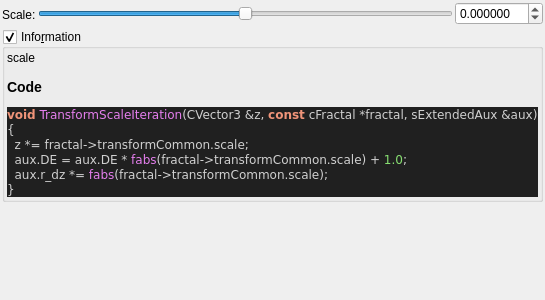
buddhi1980/mandelbulber2, file mandelbulber2/qt_data/fractal_transf_scale.ui: the form before one commit.
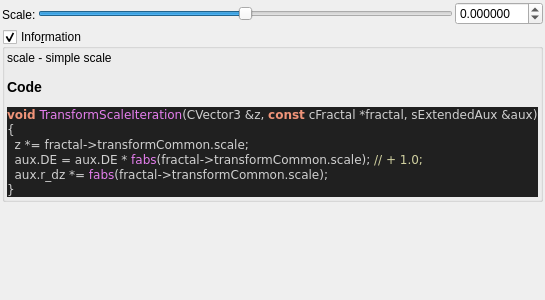
The form after the commit. Custom widgets are drawn as their Qt base class.

What changed in the file:
```diff
--- a/mandelbulber2/qt_data/fractal_transf_scale.ui
+++ b/mandelbulber2/qt_data/fractal_transf_scale.ui
@@ -126,14 +126,14 @@
       <item>
        <widget class="QLabel" name="label_code_content">
         <property name="text">
-         <string>&lt;p&gt;scale&lt;/p&gt;&lt;table&gt;
+         <string>&lt;p&gt;scale - simple scale&lt;/p&gt;&lt;table&gt;
 &lt;/table&gt;
 &lt;h3&gt;Code&lt;/h3&gt;
 &lt;body style=&quot;background-color:#202020&quot;&gt;
 &lt;pre style=&quot;color:#d0d0d0; background-color:#202020;  font-family:'Courier New',monospace;&quot;&gt;&lt;span style=&quot;color:#f09479; font-weight:bold&quot;&gt;void&lt;/span&gt; &lt;span style=&quot;color:#e47eed&quot;&gt;TransformScaleIteration&lt;/span&gt;&lt;span style=&quot;color:#d0d0d0&quot;&gt;(&lt;/span&gt;CVector3 &lt;span style=&quot;color:#d0d0d0&quot;&gt;&amp;amp;&lt;/span&gt;z&lt;span style=&quot;color:#d0d0d0&quot;&gt;,&lt;/span&gt; &lt;span style=&quot;color:#f09479; font-weight:bold&quot;&gt;const&lt;/span&gt; cFractal &lt;span style=&quot;color:#d0d0d0&quot;&gt;*&lt;/span&gt;fractal&lt;span style=&quot;color:#d0d0d0&quot;&gt;,&lt;/span&gt; sExtendedAux &lt;span style=&quot;color:#d0d0d0&quot;&gt;&amp;amp;&lt;/span&gt;aux&lt;span style=&quot;color:#d0d0d0&quot;&gt;)&lt;/span&gt;
 &lt;span style=&quot;color:#d0d0d0&quot;&gt;{&lt;/span&gt;
   z &lt;span style=&quot;color:#d0d0d0&quot;&gt;*=&lt;/span&gt; fractal&lt;span style=&quot;color:#d0d0d0&quot;&gt;-&amp;gt;&lt;/span&gt;transformCommon&lt;span style=&quot;color:#d0d0d0&quot;&gt;.&lt;/span&gt;scale&lt;span style=&quot;color:#d0d0d0&quot;&gt;;&lt;/span&gt;
-  aux&lt;span style=&quot;color:#d0d0d0&quot;&gt;.&lt;/span&gt;DE &lt;span style=&quot;color:#d0d0d0&quot;&gt;=&lt;/span&gt; aux&lt;span style=&quot;color:#d0d0d0&quot;&gt;.&lt;/span&gt;DE &lt;span style=&quot;color:#d0d0d0&quot;&gt;*&lt;/span&gt; &lt;span style=&quot;color:#e47eed&quot;&gt;fabs&lt;/span&gt;&lt;span style=&quot;color:#d0d0d0&quot;&gt;(&lt;/span&gt;fractal&lt;span style=&quot;color:#d0d0d0&quot;&gt;-&amp;gt;&lt;/span&gt;transformCommon&lt;span style=&quot;color:#d0d0d0&quot;&gt;.&lt;/span&gt;scale&lt;span style=&quot;color:#d0d0d0&quot;&gt;) +&lt;/span&gt; &lt;span style=&quot;color:#87df71&quot;&gt;1.0&lt;/span&gt;&lt;span style=&quot;color:#d0d0d0&quot;&gt;;&lt;/span&gt;
+  aux&lt;span style=&quot;color:#d0d0d0&quot;&gt;.&lt;/span&gt;DE &lt;span style=&quot;color:#d0d0d0&quot;&gt;=&lt;/span&gt; aux&lt;span style=&quot;color:#d0d0d0&quot;&gt;.&lt;/span&gt;DE &lt;span style=&quot;color:#d0d0d0&quot;&gt;*&lt;/span&gt; &lt;span style=&quot;color:#e47eed&quot;&gt;fabs&lt;/span&gt;&lt;span style=&quot;color:#d0d0d0&quot;&gt;(&lt;/span&gt;fractal&lt;span style=&quot;color:#d0d0d0&quot;&gt;-&amp;gt;&lt;/span&gt;transformCommon&lt;span style=&quot;color:#d0d0d0&quot;&gt;.&lt;/span&gt;scale&lt;span style=&quot;color:#d0d0d0&quot;&gt;);&lt;/span&gt; &lt;span style=&quot;color:#d0d0a0&quot;&gt;// + 1.0;&lt;/span&gt;
   aux&lt;span style=&quot;color:#d0d0d0&quot;&gt;.&lt;/span&gt;r_dz &lt;span style=&quot;color:#d0d0d0&quot;&gt;*=&lt;/span&gt; &lt;span style=&quot;color:#e47eed&quot;&gt;fabs&lt;/span&gt;&lt;span style=&quot;color:#d0d0d0&quot;&gt;(&lt;/span&gt;fractal&lt;span style=&quot;color:#d0d0d0&quot;&gt;-&amp;gt;&lt;/span&gt;transformCommon&lt;span style=&quot;color:#d0d0d0&quot;&gt;.&lt;/span&gt;scale&lt;span style=&quot;color:#d0d0d0&quot;&gt;);&lt;/span&gt;
 &lt;span style=&quot;color:#d0d0d0&quot;&gt;}&lt;/span&gt;
 &lt;/pre&gt;
```
